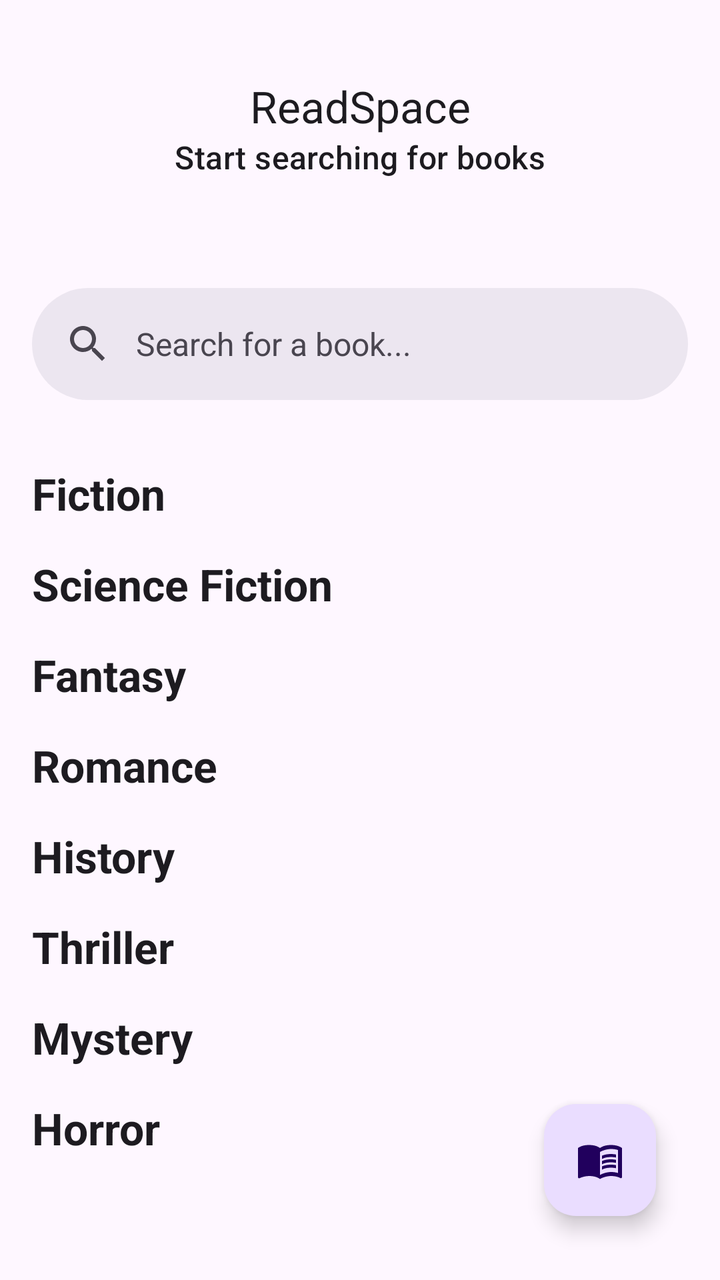
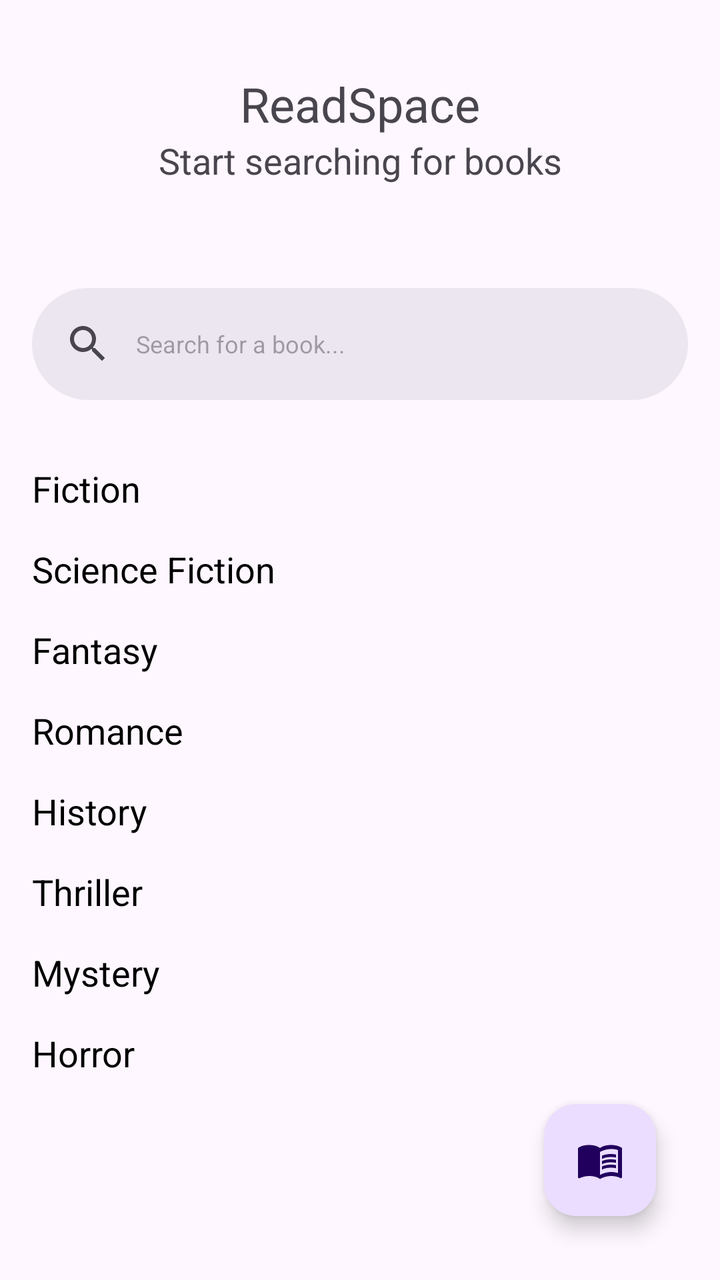

Two renders of the same Android screen: before a commit and after it. Below are the layout's source before the change and the commit's diff.
<!-- AndroidManifest.xml: application theme Theme.ReadSpace -->
<!-- res/layout/activity_main.xml -->
<?xml version="1.0" encoding="utf-8"?>
<androidx.coordinatorlayout.widget.CoordinatorLayout xmlns:android="http://schemas.android.com/apk/res/android"
    xmlns:app="http://schemas.android.com/apk/res-auto"
    xmlns:tools="http://schemas.android.com/tools"
    android:id="@+id/main"
    android:layout_width="match_parent"
    android:layout_height="match_parent"
    android:orientation="vertical"
    tools:context=".activities.MainActivity">

    <com.google.android.material.appbar.AppBarLayout
        android:layout_width="match_parent"
        android:layout_height="wrap_content"
        android:fitsSystemWindows="true">

        <com.google.android.material.appbar.MaterialToolbar
            android:id="@+id/toolbar"
            android:layout_width="match_parent"
            android:layout_height="128dp"
            app:title="@string/app_name"
            app:subtitle="@string/appbar_subtitle_main"
            app:titleCentered="true"
            app:subtitleCentered="true"
            app:layout_collapseMode="pin"
            app:layout_scrollFlags="scroll"
            app:popupTheme="@style/ThemeOverlay.Material3"/>

        <com.google.android.material.search.SearchBar
            android:id="@+id/searchBar"
            android:layout_width="match_parent"
            android:layout_height="wrap_content"
            android:hint="Search for a book..."
            app:layout_collapseMode="pin"
            app:layout_scrollFlags="snap" />

    </com.google.android.material.appbar.AppBarLayout>

    <com.google.android.material.search.SearchView
        android:id="@+id/searchView"
        android:layout_width="match_parent"
        android:layout_height="match_parent"
        android:hint="Search for a book..."
        app:layout_anchor="@id/searchBar">

        <androidx.recyclerview.widget.RecyclerView
            android:id="@+id/searchRecyclerView"
            android:layout_width="match_parent"
            android:layout_height="match_parent"/>

    </com.google.android.material.search.SearchView>

    <androidx.core.widget.NestedScrollView
        android:layout_width="match_parent"
        android:layout_height="match_parent"
        android:paddingBottom="64dp"
        android:clipToPadding="false"
        app:layout_behavior="@string/appbar_scrolling_view_behavior">

        <LinearLayout
            android:layout_width="match_parent"
            android:layout_height="match_parent"
            android:orientation="vertical">

            <TextView
                android:id="@+id/textView1"
                android:layout_width="match_parent"
                android:layout_height="wrap_content"
                android:layout_marginStart="16dp"
                android:layout_marginTop="16dp"
                android:text="@string/fiction_category"
                android:textAppearance="@style/TextAppearance.Material3.TitleLarge"
                android:textStyle="bold" />

            <androidx.recyclerview.widget.RecyclerView
                android:id="@+id/recyclerView"
                android:layout_width="match_parent"
                android:layout_height="wrap_content" />

            <TextView
                android:id="@+id/textView2"
                android:layout_width="match_parent"
                android:layout_height="wrap_content"
                android:layout_marginStart="16dp"
                android:layout_marginTop="16dp"
                android:text="@string/science_fiction_category"
                android:textAppearance="@style/TextAppearance.Material3.TitleLarge"
                android:textStyle="bold" />

            <androidx.recyclerview.widget.RecyclerView
                android:id="@+id/recyclerView2"
                android:layout_width="match_parent"
                android:layout_height="wrap_content" />

            <TextView
                android:id="@+id/textView3"
                android:layout_width="match_parent"
                android:layout_height="wrap_content"
                android:layout_marginStart="16dp"
                android:layout_marginTop="16dp"
                android:text="@string/fantasy_category"
                android:textAppearance="@style/TextAppearance.Material3.TitleLarge"
                android:textStyle="bold" />

            <androidx.recyclerview.widget.RecyclerView
                android:id="@+id/recyclerView3"
                android:layout_width="match_parent"
                android:layout_height="wrap_content" />

            <TextView
                android:id="@+id/textView4"
                android:layout_width="match_parent"
                android:layout_height="wrap_content"
                android:layout_marginStart="16dp"
                android:layout_marginTop="16dp"
                android:text="@string/romance_category"
                android:textAppearance="@style/TextAppearance.Material3.TitleLarge"
                android:textStyle="bold" />

            <androidx.recyclerview.widget.RecyclerView
                android:id="@+id/recyclerView4"
                android:layout_width="match_parent"
                android:layout_height="wrap_content" />

            <TextView
                android:id="@+id/textView5"
                android:layout_width="match_parent"
                android:layout_height="wrap_content"
                android:layout_marginStart="16dp"
                android:layout_marginTop="16dp"
                android:text="@string/history_category"
                android:textAppearance="@style/TextAppearance.Material3.TitleLarge"
                android:textStyle="bold" />

            <androidx.recyclerview.widget.RecyclerView
                android:id="@+id/recyclerView5"
                android:layout_width="match_parent"
                android:layout_height="wrap_content" />

            <TextView
                android:id="@+id/textView6"
                android:layout_width="match_parent"
                android:layout_height="wrap_content"
                android:layout_marginStart="16dp"
                android:layout_marginTop="16dp"
                android:text="@string/thriller_category"
                android:textAppearance="@style/TextAppearance.Material3.TitleLarge"
                android:textStyle="bold" />

            <androidx.recyclerview.widget.RecyclerView
                android:id="@+id/recyclerView6"
                android:layout_width="match_parent"
                android:layout_height="wrap_content" />

            <TextView
                android:id="@+id/textView7"
                android:layout_width="match_parent"
                android:layout_height="wrap_content"
                android:layout_marginStart="16dp"
                android:layout_marginTop="16dp"
                android:text="@string/mystery_category"
                android:textAppearance="@style/TextAppearance.Material3.TitleLarge"
                android:textStyle="bold" />

            <androidx.recyclerview.widget.RecyclerView
                android:id="@+id/recyclerView7"
                android:layout_width="match_parent"
                android:layout_height="wrap_content" />

            <TextView
                android:layout_width="match_parent"
                android:layout_height="wrap_content"
                android:layout_marginStart="16dp"
                android:layout_marginTop="16dp"
                android:text="@string/horror_category"
                android:textAppearance="@style/TextAppearance.Material3.TitleLarge"
                android:textStyle="bold" />

            <androidx.recyclerview.widget.RecyclerView
                android:id="@+id/recyclerView8"
                android:layout_width="match_parent"
                android:layout_height="wrap_content" />

        </LinearLayout>
    </androidx.core.widget.NestedScrollView>

    <com.google.android.material.floatingactionbutton.FloatingActionButton
        android:id="@+id/mybooksFAB"
        android:layout_width="wrap_content"
        android:layout_height="wrap_content"
        android:layout_gravity="bottom|end"
        android:layout_margin="32dp"
        android:src="@drawable/ic_menu_book"
        android:elevation="16dp"/>

</androidx.coordinatorlayout.widget.CoordinatorLayout>
<!-- resources referenced by this layout -->
<resources>
  <!-- drawable ic_menu_book (drawable) -->
  <vector xmlns:android="http://schemas.android.com/apk/res/android" android:autoMirrored="true" android:height="24dp" android:tint="#000000" android:viewportHeight="24" android:viewportWidth="24" android:width="24dp">
        
      <path android:fillColor="@android:color/white" android:pathData="M21,5c-1.11,-0.35 -2.33,-0.5 -3.5,-0.5c-1.95,0 -4.05,0.4 -5.5,1.5c-1.45,-1.1 -3.55,-1.5 -5.5,-1.5S2.45,4.9 1,6v14.65c0,0.25 0.25,0.5 0.5,0.5c0.1,0 0.15,-0.05 0.25,-0.05C3.1,20.45 5.05,20 6.5,20c1.95,0 4.05,0.4 5.5,1.5c1.35,-0.85 3.8,-1.5 5.5,-1.5c1.65,0 3.35,0.3 4.75,1.05c0.1,0.05 0.15,0.05 0.25,0.05c0.25,0 0.5,-0.25 0.5,-0.5V6C22.4,5.55 21.75,5.25 21,5zM21,18.5c-1.1,-0.35 -2.3,-0.5 -3.5,-0.5c-1.7,0 -4.15,0.65 -5.5,1.5V8c1.35,-0.85 3.8,-1.5 5.5,-1.5c1.2,0 2.4,0.15 3.5,0.5V18.5z"/>
        
      <path android:fillColor="@android:color/white" android:pathData="M17.5,10.5c0.88,0 1.73,0.09 2.5,0.26V9.24C19.21,9.09 18.36,9 17.5,9c-1.7,0 -3.24,0.29 -4.5,0.83v1.66C14.13,10.85 15.7,10.5 17.5,10.5z"/>
        
      <path android:fillColor="@android:color/white" android:pathData="M13,12.49v1.66c1.13,-0.64 2.7,-0.99 4.5,-0.99c0.88,0 1.73,0.09 2.5,0.26V11.9c-0.79,-0.15 -1.64,-0.24 -2.5,-0.24C15.8,11.66 14.26,11.96 13,12.49z"/>
        
      <path android:fillColor="@android:color/white" android:pathData="M17.5,14.33c-1.7,0 -3.24,0.29 -4.5,0.83v1.66c1.13,-0.64 2.7,-0.99 4.5,-0.99c0.88,0 1.73,0.09 2.5,0.26v-1.52C19.21,14.41 18.36,14.33 17.5,14.33z"/>
      
  </vector>
  <string name="app_name">ReadSpace</string>
  <string name="appbar_subtitle_main">Start searching for books</string>
  <string name="fantasy_category">Fantasy</string>
  <string name="fiction_category">Fiction</string>
  <string name="history_category">History</string>
  <string name="horror_category">Horror</string>
  <string name="mystery_category">Mystery</string>
  <string name="romance_category">Romance</string>
  <string name="science_fiction_category">Science Fiction</string>
  <string name="thriller_category">Thriller</string>
  <style name="Theme.ReadSpace" parent="Base.Theme.ReadSpace" />
  <style name="Base.Theme.ReadSpace" parent="Theme.Material3.DayNight.NoActionBar">
          
          
      </style>
</resources>

<!-- the commit's change to res/layout/activity_main.xml (unified diff, before → after) -->
@@ -18,7 +18,9 @@
             android:layout_width="match_parent"
             android:layout_height="128dp"
             app:title="@string/app_name"
+            app:titleTextAppearance="@style/TextTitle_Main"
             app:subtitle="@string/appbar_subtitle_main"
+            app:subtitleTextAppearance="@style/TextSubtitle_Main"
             app:titleCentered="true"
             app:subtitleCentered="true"
             app:layout_collapseMode="pin"
@@ -29,7 +31,8 @@
             android:id="@+id/searchBar"
             android:layout_width="match_parent"
             android:layout_height="wrap_content"
-            android:hint="Search for a book..."
+            android:hint="@string/search_for"
+            android:textAppearance="@style/TextBody_Regular"
             app:layout_collapseMode="pin"
             app:layout_scrollFlags="snap" />
 
@@ -39,7 +42,8 @@
         android:id="@+id/searchView"
         android:layout_width="match_parent"
         android:layout_height="match_parent"
-        android:hint="Search for a book..."
+        android:hint="@string/search_for"
+        android:textAppearance="@style/TextBody_Regular"
         app:layout_anchor="@id/searchBar">
 
         <androidx.recyclerview.widget.RecyclerView
@@ -68,8 +72,7 @@
                 android:layout_marginStart="16dp"
                 android:layout_marginTop="16dp"
                 android:text="@string/fiction_category"
-                android:textAppearance="@style/TextAppearance.Material3.TitleLarge"
-                android:textStyle="bold" />
+                android:textAppearance="@style/TextTitle2_Main"/>
 
             <androidx.recyclerview.widget.RecyclerView
                 android:id="@+id/recyclerView"
@@ -83,8 +86,7 @@
                 android:layout_marginStart="16dp"
                 android:layout_marginTop="16dp"
                 android:text="@string/science_fiction_category"
-                android:textAppearance="@style/TextAppearance.Material3.TitleLarge"
-                android:textStyle="bold" />
+                android:textAppearance="@style/TextTitle2_Main"/>
 
             <androidx.recyclerview.widget.RecyclerView
                 android:id="@+id/recyclerView2"
@@ -98,8 +100,7 @@
                 android:layout_marginStart="16dp"
                 android:layout_marginTop="16dp"
                 android:text="@string/fantasy_category"
-                android:textAppearance="@style/TextAppearance.Material3.TitleLarge"
-                android:textStyle="bold" />
+                android:textAppearance="@style/TextTitle2_Main"/>
 
             <androidx.recyclerview.widget.RecyclerView
                 android:id="@+id/recyclerView3"
@@ -113,8 +114,7 @@
                 android:layout_marginStart="16dp"
                 android:layout_marginTop="16dp"
                 android:text="@string/romance_category"
-                android:textAppearance="@style/TextAppearance.Material3.TitleLarge"
-                android:textStyle="bold" />
+                android:textAppearance="@style/TextTitle2_Main"/>
 
             <androidx.recyclerview.widget.RecyclerView
                 android:id="@+id/recyclerView4"
@@ -128,8 +128,7 @@
                 android:layout_marginStart="16dp"
                 android:layout_marginTop="16dp"
                 android:text="@string/history_category"
-                android:textAppearance="@style/TextAppearance.Material3.TitleLarge"
-                android:textStyle="bold" />
+                android:textAppearance="@style/TextTitle2_Main"/>
 
             <androidx.recyclerview.widget.RecyclerView
                 android:id="@+id/recyclerView5"
@@ -143,8 +142,7 @@
                 android:layout_marginStart="16dp"
                 android:layout_marginTop="16dp"
                 android:text="@string/thriller_category"
-                android:textAppearance="@style/TextAppearance.Material3.TitleLarge"
-                android:textStyle="bold" />
+                android:textAppearance="@style/TextTitle2_Main"/>
 
             <androidx.recyclerview.widget.RecyclerView
                 android:id="@+id/recyclerView6"
@@ -158,8 +156,7 @@
                 android:layout_marginStart="16dp"
                 android:layout_marginTop="16dp"
                 android:text="@string/mystery_category"
-                android:textAppearance="@style/TextAppearance.Material3.TitleLarge"
-                android:textStyle="bold" />
+                android:textAppearance="@style/TextTitle2_Main"/>
 
             <androidx.recyclerview.widget.RecyclerView
                 android:id="@+id/recyclerView7"
@@ -172,8 +169,7 @@
                 android:layout_marginStart="16dp"
                 android:layout_marginTop="16dp"
                 android:text="@string/horror_category"
-                android:textAppearance="@style/TextAppearance.Material3.TitleLarge"
-                android:textStyle="bold" />
+                android:textAppearance="@style/TextTitle2_Main"/>
 
             <androidx.recyclerview.widget.RecyclerView
                 android:id="@+id/recyclerView8"
<!-- resource entries referenced after the edit -->
@@ -21,7 +21,24 @@
   <string name="mystery_category">Mystery</string>
   <string name="romance_category">Romance</string>
   <string name="science_fiction_category">Science Fiction</string>
+  <string name="search_for">Search for a book...</string>
   <string name="thriller_category">Thriller</string>
+  <style name="TextBody_Regular">
+          <item name="fontFamily">@font/montserrat_regular</item>
+          <item name="android:textSize">12dp</item>
+      </style>
+  <style name="TextSubtitle_Main">
+          <item name="fontFamily">@font/worksans_bold</item>
+          <item name="android:textSize">18dp</item>
+      </style>
+  <style name="TextTitle2_Main">
+          <item name="fontFamily">@font/worksans_bold</item>
+          <item name="android:textSize">18dp</item>
+      </style>
+  <style name="TextTitle_Main">
+          <item name="fontFamily">@font/worksans_bold</item>
+          <item name="android:textSize">24dp</item>
+      </style>
   <style name="Theme.ReadSpace" parent="Base.Theme.ReadSpace" />
   <style name="Base.Theme.ReadSpace" parent="Theme.Material3.DayNight.NoActionBar">
           
